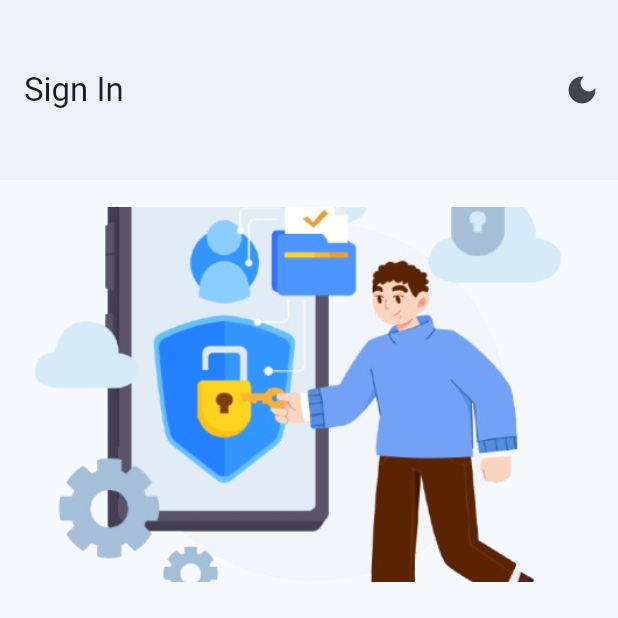
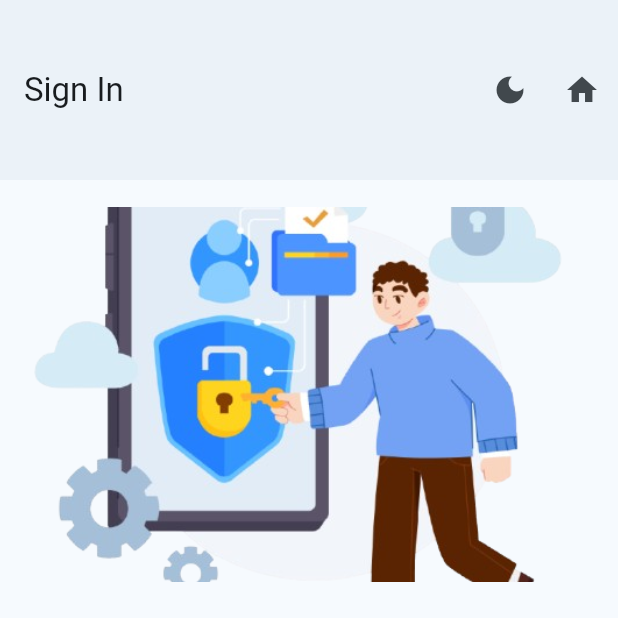
Before and after one commit to mcdona22/canya-mobile, a Flutter app: the SignInScreen screen opened by its route, on a phone screen of 412 x 824 dp, the top half of it. Run offline on Flutter 3.47's test engine with Material 3 defaults, Android fonts, the phone set to English and light mode, and no system bars; our stand-ins replace cached_network_image, freezed_annotation, go_router, hooks_riverpod, loggy, riverpod_annotation and 1 more; missing offline and left inert: flutter_loggy; accounts and stored records are empty; generated files the repository leaves out were written again.

```diff
--- a/lib/common/routing/router.dart
+++ b/lib/common/routing/router.dart
@@ -1,12 +1,13 @@
 import 'package:canya/features/auth/presentation/sign_in_screen.dart';
+import 'package:canya/features/canya/presentation/canya_list_screen.dart';
 import 'package:canya/features/landing/landing_screen.dart';
 import 'package:flutter/material.dart';
 import 'package:go_router/go_router.dart';
 
-enum AppRoute { signIn, home }
+enum AppRoute { signIn, home, canyaList }
 
 final routerConfig = GoRouter(
-  initialLocation: '/signIn',
+  initialLocation: '/',
   debugLogDiagnostics: true,
   routes: [
     GoRoute(
@@ -28,5 +29,15 @@ final routerConfig = GoRouter(
         child: SignInScreen(),
       ),
     ),
+
+    GoRoute(
+      path: '/canya',
+      name: AppRoute.canyaList.name,
+      pageBuilder: (_, state) => MaterialPage(
+        child: CanyaListScreen(),
+        key: state.pageKey,
+        fullscreenDialog: true,
+      ),
+    ),
   ],
 );
--- a/lib/util.dart
+++ b/lib/util.dart
@@ -1,4 +1,7 @@
+import 'package:canya/common/routing/router.dart';
 import 'package:flutter/material.dart';
+import 'package:go_router/go_router.dart';
+import 'package:loggy/loggy.dart';
 
 import 'features/theme/theme_toggle_button.dart';
 
@@ -14,6 +17,18 @@ PreferredSizeWidget createAppBar(
     // backgroundColor: Theme.of(
     //   context,
     // ).colorScheme.inversePrimary,
-    actions: [ThemeToggleButton()],
+    actions: const [ThemeToggleButton(), HomeIconButton()],
   );
 }
+
+class HomeIconButton extends StatelessWidget with UiLoggy {
+  const HomeIconButton({super.key});
+
+  @override
+  Widget build(BuildContext context) {
+    return IconButton(
+      onPressed: () => context.goNamed(AppRoute.home.name),
+      icon: Icon(Icons.home),
+    );
+  }
+}
```
Also changed, not shown: lib/features/canya/presentation/canya_list_screen.dart (added, +16 -0 lines), lib/features/landing/landing_screen.dart (+15 -4 lines), lib/main.dart (+10 -7 lines).
